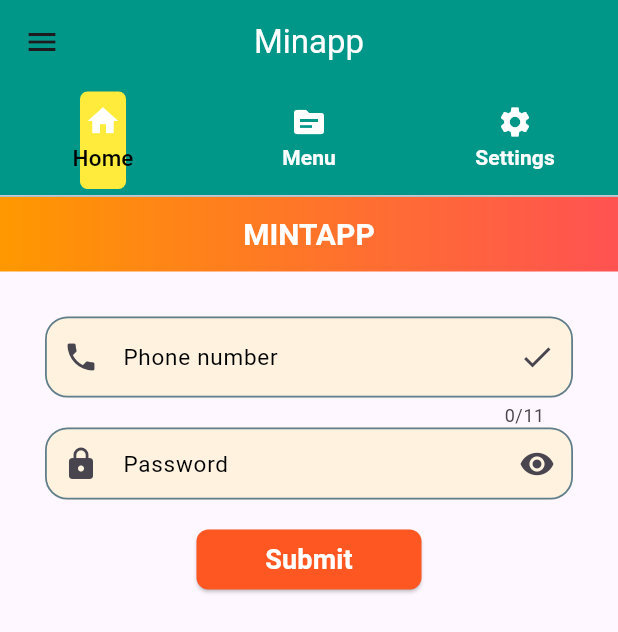
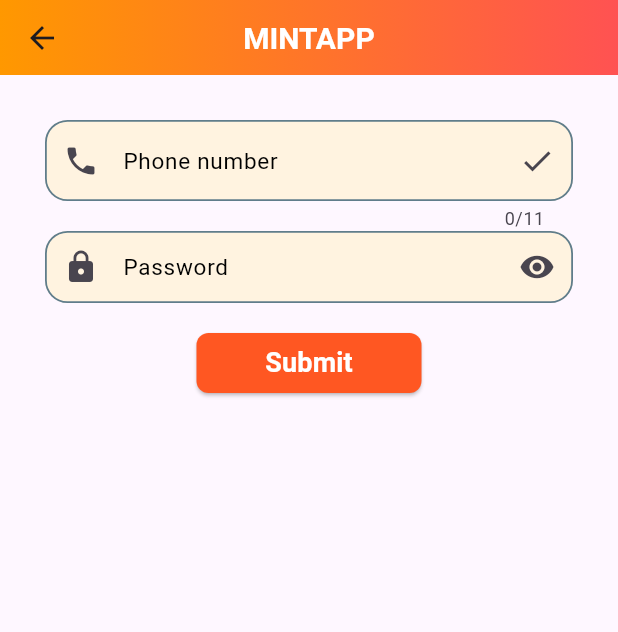
Before and after one commit to hossain4u/flutter_basic, a Flutter app: the screen it shows after launch, on a phone screen of 412 x 824 dp. Shown: the top 632 px of the screen. Run offline on Flutter 3.47's test engine with Material 3 defaults, Android fonts, the phone set to English and light mode, and no system bars.

Commit message:
update navigation

```diff
--- a/lib/main/app.dart
+++ b/lib/main/app.dart
@@ -20,7 +20,13 @@
     return MaterialApp(
       debugShowCheckedModeBanner: true,
       title: 'Mintapp',
-      home: TabbarClass(),
+      home: StackClass(),
+      initialRoute: '/home',
+      routes:{
+    '/home':(context)=>LoginPage(),
+    '/page1':(context)=>MyAppBar(),
+    '/page2':(context)=>ListViewClass()
+    },
     );
   }
 }
```
Also changed, not shown: lib/basic/stack.dart (+5 -4 lines).
